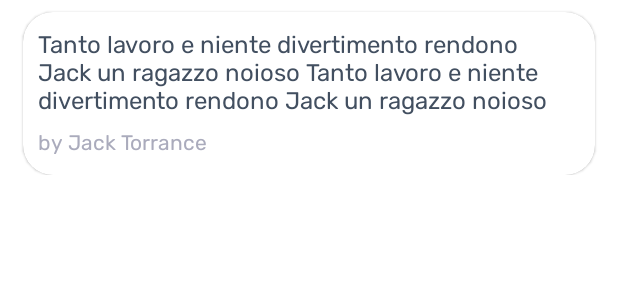
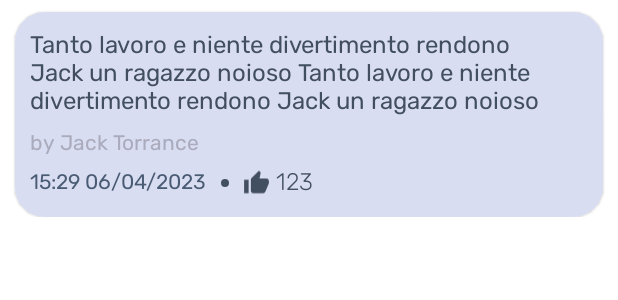
Before and after one commit to edodichiara/HackerNewsApp, an Android app: the layout comment_item.xml on its own in the app's theme, with its tools: preview values and no code run, on a phone screen of 412 x 824 dp. Shown: the top 300 px of the screen. Run offline under Robolectric (Android 15) with nearby library versions, the phone set to English and light mode, and no system bars.

Commit message:
Update comment recycler view

```diff
--- a/app/build.gradle
+++ b/app/build.gradle
@@ -69,4 +69,5 @@ dependencies {
     implementation 'androidx.viewpager2:viewpager2:1.0.0'
     coreLibraryDesugaring "com.android.tools:desugar_jdk_libs:2.0.3"
     implementation 'androidx.swiperefreshlayout:swiperefreshlayout:1.1.0'
+    implementation 'org.jsoup:jsoup:1.15.4'
 }
--- a/app/src/main/java/com/example/hackernewsapp/model/CommentModel.kt
+++ b/app/src/main/java/com/example/hackernewsapp/model/CommentModel.kt
@@ -10,5 +10,6 @@ data class CommentModel(
     val parent: Int,
     val text: String,
     val time: Date,
-    val type: String
+    val type: String,
+    val dead: Boolean?
 )
--- a/app/src/main/java/com/example/hackernewsapp/network/CommentRepository.kt
+++ b/app/src/main/java/com/example/hackernewsapp/network/CommentRepository.kt
@@ -7,9 +7,10 @@ class CommentRepository @Inject constructor(private val api: NetworkObject) {
 
     suspend fun getListOfCommentFromId(id: Int): List<CommentModel> {
         val response = api.service.getItemFromId(id).body()?.kids ?: emptyList()
-        val listOfComment = response.mapNotNull {
+        var listOfComment = response.mapNotNull {
             api.service.getItemFromId(it).body()?.toCommentDomain()
         }
+        listOfComment = listOfComment.toMutableList().apply { removeIf { it.dead == true } }
         return listOfComment
     }
 
--- a/app/src/main/java/com/example/hackernewsapp/network/dto/ItemDTO.kt
+++ b/app/src/main/java/com/example/hackernewsapp/network/dto/ItemDTO.kt
@@ -32,7 +32,9 @@ data class ItemDTO(
     @SerializedName("text")
     val text: String?,
     @SerializedName("poll")
-    val poll: String?
+    val poll: String?,
+    @SerializedName("dead")
+    val dead: Boolean?
 ) {
     fun toStoryDomain(): StoryModel {
         return StoryModel(
@@ -58,8 +60,8 @@ data class ItemDTO(
             parent = this.parent ?: 0,
             text = this.text ?: String(),
             time = Date(this.time * 1000),
-            type = this.type
-
+            type = this.type,
+            dead = this.dead
         )
     }
 }
--- a/app/src/main/java/com/example/hackernewsapp/ui/adapter/CommentListAdapter.kt
+++ b/app/src/main/java/com/example/hackernewsapp/ui/adapter/CommentListAdapter.kt
@@ -6,6 +6,9 @@ import android.view.ViewGroup
 import androidx.recyclerview.widget.RecyclerView
 import com.example.hackernewsapp.databinding.CommentItemBinding
 import com.example.hackernewsapp.model.CommentModel
+import org.jsoup.Jsoup
+import java.text.SimpleDateFormat
+import java.util.*
 
 class CommentListAdapter(private val listOfComments: List<CommentModel>) :
     RecyclerView.Adapter<CommentListAdapter.CommentItemViewHolder>() {
@@ -25,15 +28,18 @@ class CommentListAdapter(private val listOfComments: List<CommentModel>) :
     override fun getItemCount(): Int = listOfComments.size
 
     override fun onBindViewHolder(holder: CommentItemViewHolder, position: Int) {
+        val simpleDateFormat = SimpleDateFormat("HH:mm dd/MM/yyyy", Locale.getDefault())
         with(holder) {
             with(listOfComments[position]) {
-                holder.binding.commentText.text = this.text
-                if(this.by != ""){
+                holder.binding.commentText.text = Jsoup.parse(this.text).text()
+                if(this.by == ""){
                     binding.author.visibility = View.GONE
                 } else {
                     binding.author.visibility= View.VISIBLE
                     binding.author.text = this.by
                 }
+                holder.binding.dateTime.text = simpleDateFormat.format(this.time)
+                holder.binding.numbersOfLike.text = this.score.toString()
             }
         }
     }
--- a/app/src/main/java/com/example/hackernewsapp/ui/fragments/CommentScreenFragment.kt
+++ b/app/src/main/java/com/example/hackernewsapp/ui/fragments/CommentScreenFragment.kt
@@ -52,7 +52,6 @@ class CommentScreenFragment : Fragment() {
             when (it) {
                 is CommentListResult.Success -> {
                     setupUI(it.comments)
-                    Log.d("observe repo", "observeRepo: ${it.comments.size}")
                 }
                 is CommentListResult.Error -> Log.d("observe repo", "observeRepo: ${it.e.message}")
             }
--- a/app/src/main/res/layout/comment_item.xml
+++ b/app/src/main/res/layout/comment_item.xml
@@ -8,7 +8,7 @@
     <com.google.android.material.card.MaterialCardView
         android:layout_width="match_parent"
         android:layout_height="wrap_content"
-        android:layout_marginHorizontal="@dimen/cardview_margin_horizontal"
+        android:layout_marginHorizontal="10dp"
         android:layout_marginVertical="@dimen/cardview_margin_vertical"
         app:cardCornerRadius="20dp"
         app:layout_constraintEnd_toEndOf="parent"
@@ -18,7 +18,8 @@
         <androidx.constraintlayout.widget.ConstraintLayout
             android:layout_width="match_parent"
             android:layout_height="match_parent"
-            android:padding="10dp">
+            android:padding="10dp"
+            android:background="@color/my_light_blue_5">
 
             <TextView
                 android:id="@+id/comment_text"
@@ -44,6 +45,51 @@
                 android:textSize="14sp"
                 android:textColor="@color/my_light_grey" />
 
+            <TextView
+                android:id="@+id/date_time"
+                android:layout_width="wrap_content"
+                android:layout_height="wrap_content"
+                app:layout_constraintStart_toStartOf="parent"
+                app:layout_constraintTop_toBottomOf="@id/author"
+                android:layout_marginTop="@dimen/margin_top_textview1"
+                tools:text="15:29 06/04/2023"
+                android:fontFamily="@font/rubik"
+                android:textSize="14sp"
+                android:textColor="@color/my_blue" />
+
+            <include
+                android:id="@+id/dot_icon"
+                layout="@layout/dot_icon"
+                app:layout_constraintStart_toEndOf="@id/date_time"
+                app:layout_constraintTop_toTopOf="@id/date_time"
+                app:layout_constraintBottom_toBottomOf="@id/date_time"
+                android:layout_height="8dp"
+                android:layout_width="wrap_content"/>
+
+            <ImageView
+                android:id="@+id/like"
+                android:layout_width="18dp"
+                android:layout_height="wrap_content"
+                app:layout_constraintStart_toEndOf="@id/dot_icon"
+                app:layout_constraintTop_toTopOf="@id/date_time"
+                app:layout_constraintBottom_toBottomOf="@id/date_time"
+                android:src="@drawable/baseline_thumb_up_24" />
+
+            <TextView
+                android:id="@+id/numbers_of_like"
+                android:layout_width="wrap_content"
+                android:layout_height="wrap_content"
+                app:layout_constraintStart_toEndOf="@id/like"
+                app:layout_constraintTop_toTopOf="@id/date_time"
+                app:layout_constraintBottom_toBottomOf="@id/date_time"
+                android:layout_marginStart="4dp"
+                android:text="123"
+                android:textSize="16sp"
+                android:fontFamily="@font/rubik_light"
+                android:textColor="@color/my_blue_grey"/>
+
+
+
         </androidx.constraintlayout.widget.ConstraintLayout>
 
 
```
